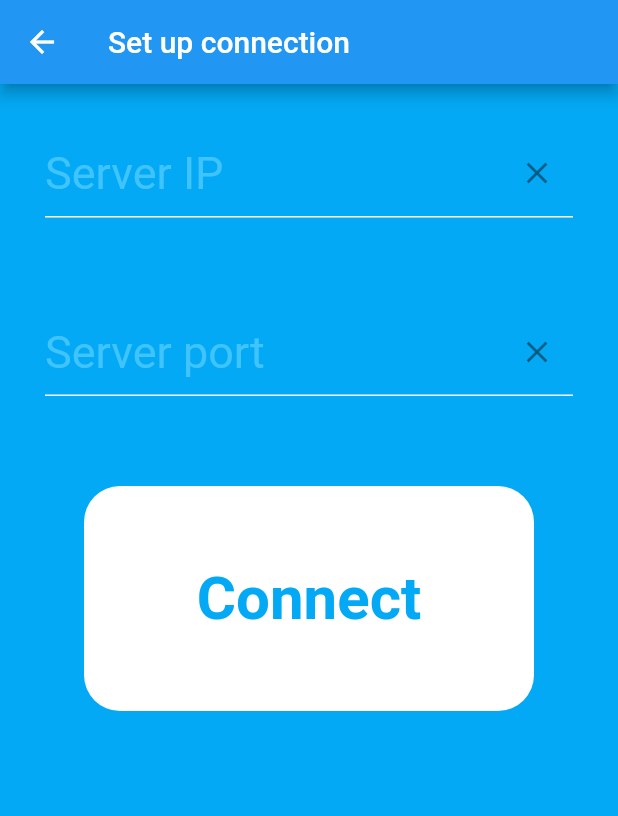
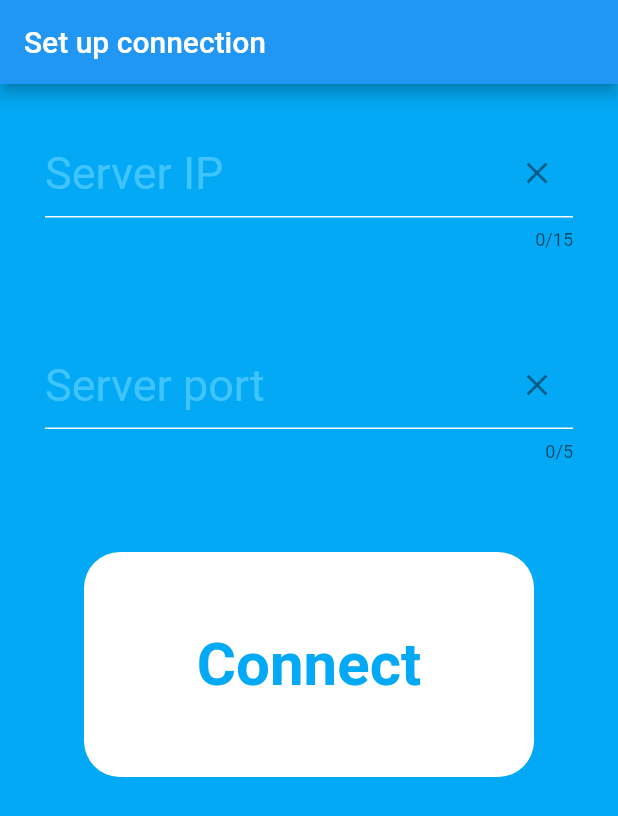
Before and after one commit to Matteo-293473/qr_code_front_end, a Flutter app: the screen it shows after launch, on a phone screen of 412 x 824 dp. Shown: the top 816 px of the screen. Run offline on Flutter 3.47's test engine with Material 2 defaults, Android fonts, the phone set to English and light mode, and no system bars; our stand-ins replace device_info, flutter_spinkit; missing offline and left inert: barcode_scan.

Commit message:
fixed some issues

```diff
--- a/lib/Constant/Constant.dart
+++ b/lib/Constant/Constant.dart
@@ -1 +1,2 @@
 final String HOME_SCREEN = "/HOME_SCREEN";
+final String SET_UP = "/SET_UP";
--- a/lib/Screen/SetUp.dart
+++ b/lib/Screen/SetUp.dart
@@ -3,6 +3,7 @@ import 'dart:io';
 
 import 'package:flutter/cupertino.dart';
 import 'package:flutter/material.dart';
+import 'package:qr_code2/Constant/Constant.dart';
 import 'Loading.dart';
 import 'package:http/http.dart' as http;
 
@@ -39,6 +40,7 @@ class _SetUpState extends State<SetUp> {
                         padding: EdgeInsets.all(20.0),
                         margin: EdgeInsets.all(10.0),
                         child: TextField(
+                          maxLength: 15,
                           style: TextStyle(color: Colors.white, fontSize: 30),
                           controller: _ipServer,
                           decoration: InputDecoration(
@@ -67,10 +69,10 @@ class _SetUpState extends State<SetUp> {
                         padding: EdgeInsets.all(20.0),
                         margin: EdgeInsets.all(10.0),
                         child: TextField(
+                          maxLength: 5,
                           style: TextStyle(color: Colors.white, fontSize: 30),
                           controller: _portServer,
                           decoration: InputDecoration(
-
                               enabledBorder: UnderlineInputBorder(
                                 borderSide: BorderSide(color: Colors.white),
                               ),
@@ -138,7 +140,7 @@ class _SetUpState extends State<SetUp> {
           loading = false;
           // andiamo alla schermata successiva
           Future.delayed(Duration.zero, () {
-            Navigator.pop(context,localHost);
+            Navigator.of(context).pushReplacementNamed(HOME_SCREEN);
           });
 
           //Navigator.push(context,MaterialPageRoute(builder: (context) => HomeScreen()));
--- a/lib/Screen/SplashScreen.dart
+++ b/lib/Screen/SplashScreen.dart
@@ -1,7 +1,7 @@
 import 'dart:async';
 import 'package:flutter/cupertino.dart';
 import 'package:flutter/material.dart';
-import 'package:qr_code2/constant/Constant.dart';
+import 'package:qr_code2/Constant/Constant.dart';
 
 class SplashScreen extends StatefulWidget {
   @override
@@ -22,12 +22,12 @@ class SplashScreenState extends State<SplashScreen>
   }
 
   void navigationPage() {
-    Navigator.of(context).pushReplacementNamed(HOME_SCREEN);
+    Navigator.of(context).pushReplacementNamed(SET_UP);
   }
 
   @override
   dispose() {
-    animationController.dispose(); // you need this
+    animationController.dispose();
     super.dispose();
   }
 
--- a/lib/main.dart
+++ b/lib/main.dart
@@ -1,7 +1,8 @@
 // @dart=2.9
 import 'package:flutter/material.dart';
-import 'package:qr_code2/constant/Constant.dart';
+import 'package:qr_code2/Constant/Constant.dart';
 import 'package:qr_code2/screen/HomeScreen.dart';
+import 'package:qr_code2/Screen/SetUp.dart';
 import 'package:qr_code2/screen/SplashScreen.dart';
 
 void main() => runApp(
@@ -13,6 +14,7 @@ void main() => runApp(
         title: 'QR Scanner',
         routes: <String, WidgetBuilder>{
           HOME_SCREEN: (BuildContext context) => HomeScreen(),
+          SET_UP: (BuildContext context) => SetUp(),
         },
         home: SplashScreen(),
       ),
```
Also changed, not shown: lib/Screen/HomeScreen.dart (+3 -4 lines).
